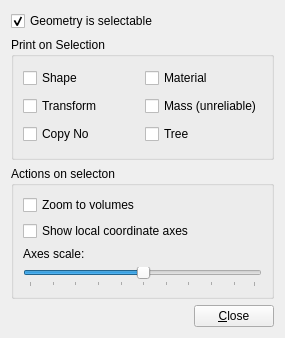
Above: GeoModelVisualization/VP1GeometrySystems/src/settings_interactions_form.ui from efemberg11/GeoModel_rmakhman before the change. Below: the same form after it.
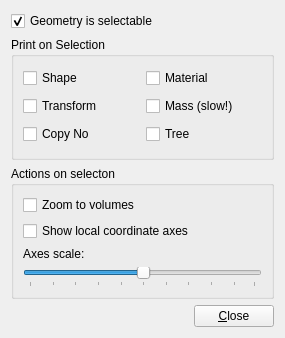
That is the form after the change.

Commit message: Fixup bug in gmex mass calculation

```diff
--- a/GeoModelVisualization/VP1GeometrySystems/src/settings_interactions_form.ui
+++ b/GeoModelVisualization/VP1GeometrySystems/src/settings_interactions_form.ui
@@ -77,7 +77,7 @@
 &lt;p style=&quot; margin-top:0px; margin-bottom:0px; margin-left:0px; margin-right:0px; -qt-block-indent:0; text-indent:0px;&quot;&gt;In the case where either the selected volume or one its daugthers (or daughters daughters, etc.), is defined as a boolean volume, this might not give an entirely accurate result.&lt;/p&gt;&lt;/body&gt;&lt;/html&gt;</string>
         </property>
         <property name="text">
-         <string>Mass (unreliable)</string>
+         <string>Mass (slow!)</string>
         </property>
        </widget>
       </item>
```
The commit also changes 1 other file.
